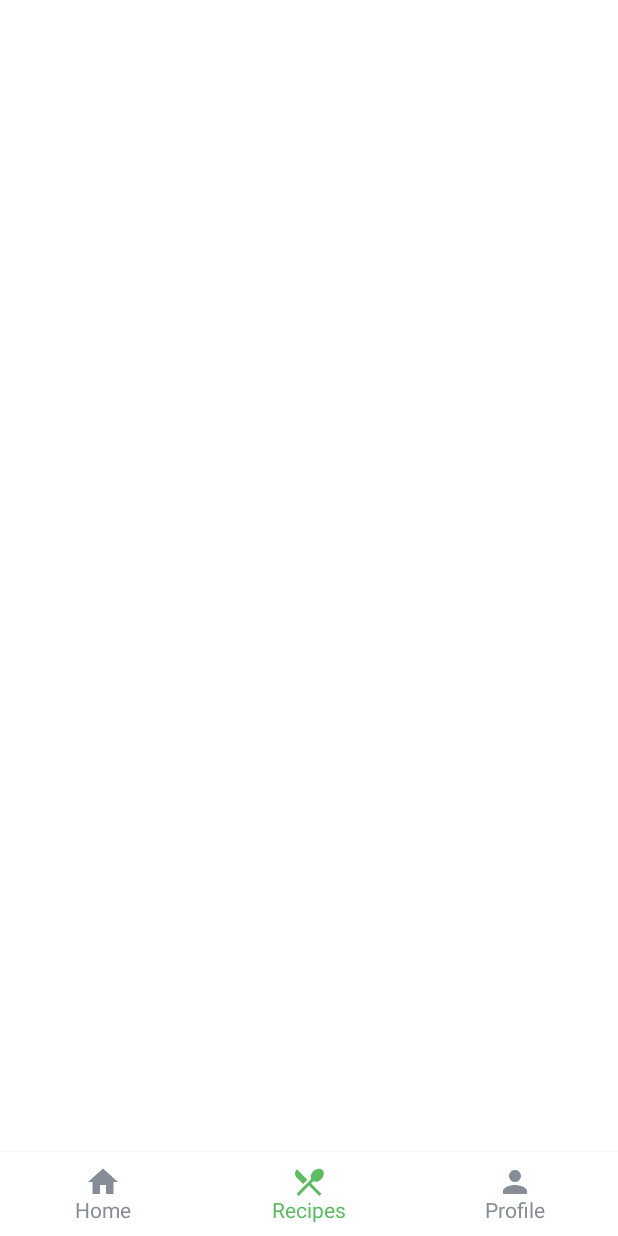
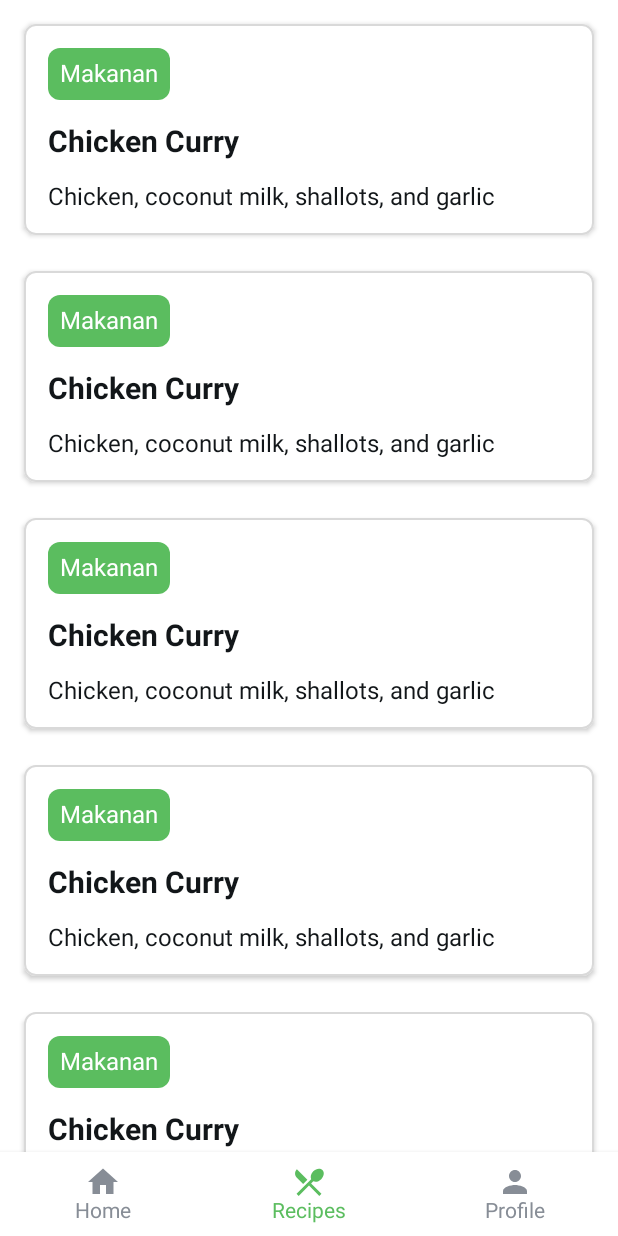
Before and after one commit to TeamFoodWise/foodwise-mobile, an Android app built with Jetpack Compose: the RecipesRecommendationActivity screen opened directly, with no data from a screen before it, on a phone screen of 412 x 824 dp. Before the commit the screen is almost empty. Run offline under Robolectric (Android 15) with nearby library versions, the phone set to English and light mode, and no system bars.

Commit message:
feat(recipe recommendation): added recipes recommendation activity

```diff
--- /dev/null
+++ b/app/src/main/java/bangkit/kiki/foodwisemobile/data/model/RecipeRecommendationCardModel.kt
@@ -0,0 +1,7 @@
+package bangkit.kiki.foodwisemobile.data.model
+
+data class RecipeRecommendationCardModel (
+    val name: String,
+    val category: String,
+    val ingredients: List<String>
+)
--- a/app/src/main/java/bangkit/kiki/foodwisemobile/ui/recipesRecommendation/RecipesRecommendationActivity.kt
+++ b/app/src/main/java/bangkit/kiki/foodwisemobile/ui/recipesRecommendation/RecipesRecommendationActivity.kt
@@ -1,23 +1,36 @@
 package bangkit.kiki.foodwisemobile.ui.recipesRecommendation
 
+import android.content.Intent
 import android.os.Bundle
 import androidx.activity.ComponentActivity
 import androidx.activity.compose.setContent
-import androidx.compose.foundation.layout.Column
-import androidx.compose.foundation.layout.fillMaxSize
-import androidx.compose.foundation.layout.padding
-import androidx.compose.foundation.rememberScrollState
-import androidx.compose.foundation.verticalScroll
+import androidx.compose.foundation.background
+import androidx.compose.foundation.border
+import androidx.compose.foundation.clickable
+import androidx.compose.foundation.layout.*
+import androidx.compose.foundation.lazy.LazyColumn
+import androidx.compose.foundation.shape.RoundedCornerShape
 import androidx.compose.material.MaterialTheme
 import androidx.compose.material.Scaffold
 import androidx.compose.material.Surface
+import androidx.compose.material.Text
 import androidx.compose.runtime.Composable
 import androidx.compose.ui.Alignment
 import androidx.compose.ui.Modifier
+import androidx.compose.ui.draw.shadow
+import androidx.compose.ui.text.font.FontWeight
 import androidx.compose.ui.tooling.preview.Preview
+import androidx.compose.ui.graphics.Color
+import androidx.compose.ui.platform.LocalContext
 import androidx.compose.ui.unit.dp
+import androidx.compose.ui.unit.sp
+import bangkit.kiki.foodwisemobile.data.model.RecipeRecommendationCardModel
 import bangkit.kiki.foodwisemobile.ui.element.BottomBar
+import bangkit.kiki.foodwisemobile.ui.main.MainActivity
+import bangkit.kiki.foodwisemobile.ui.theme.Black
 import bangkit.kiki.foodwisemobile.ui.theme.FoodwiseMobileTheme
+import bangkit.kiki.foodwisemobile.ui.theme.Green
+import bangkit.kiki.foodwisemobile.ui.theme.White
 
 class RecipesRecommendationActivity : ComponentActivity() {
     override fun onCreate(savedInstanceState: Bundle?) {
@@ -36,17 +49,142 @@ class RecipesRecommendationActivity : ComponentActivity() {
 }
 
 @Composable
+fun RecipeRecommendationCard(item: RecipeRecommendationCardModel) {
+    val context = LocalContext.current
+
+    val ingredientsString = item.ingredients.joinToString(
+        separator = ", ",
+        limit = item.ingredients.size,
+        truncated = ""
+    ) { ingredient ->
+        if (ingredient == item.ingredients.first()) ingredient else if (ingredient == item.ingredients.last()) "and ${ingredient.lowercase()}" else ingredient.lowercase()
+    }
+
+    Column {
+        Box(
+            modifier = Modifier
+                .fillMaxWidth()
+                .shadow(
+                    elevation = 2.dp,
+                    shape = RoundedCornerShape(8.dp),
+                    clip = false
+                )
+                .background(
+                    White,
+                    RoundedCornerShape(8.dp)
+                )
+                .border(
+                    width = 1.dp,
+                    color = Color(android.graphics.Color.parseColor("#D9D9D9")),
+                    shape = RoundedCornerShape(8.dp)
+                )
+                .padding(16.dp)
+                .clickable {
+                    context.startActivity(Intent(context, MainActivity::class.java))
+                }
+        ) {
+            Column {
+                Box(
+                    modifier = Modifier
+                        .background(
+                            Green, RoundedCornerShape(8.dp)
+                        )
+                        .padding(8.dp)
+                ) {
+                    Text(text = item.category, color = White)
+                }
+
+                Spacer(modifier = Modifier.height(16.dp))
+
+                Text(
+                    text = item.name,
+                    color = Black,
+                    fontWeight = FontWeight.Bold,
+                    fontSize = 20.sp
+                )
+
+                Spacer(modifier = Modifier.height(16.dp))
+
+                Text(
+                    text = ingredientsString,
+                    color = Black
+                )
+            }
+        }
+
+        Spacer(modifier = Modifier.height(24.dp))
+    }
+}
+
+@Composable
 fun RecipesRecommendationPage() {
     Scaffold(bottomBar = { BottomBar(currentPage = "recipes") }) { innerPadding ->
-        Column(
+        LazyColumn(
             modifier = Modifier
                 .fillMaxSize()
                 .padding(innerPadding)
-                .padding(16.dp)
-                .verticalScroll(rememberScrollState()),
+                .padding(horizontal = 16.dp),
             horizontalAlignment = Alignment.CenterHorizontally
         ) {
+            item {
+                Spacer(modifier = Modifier.height(16.dp))
 
+                RecipeRecommendationCard(
+                    item = RecipeRecommendationCardModel(
+                        name = "Chicken Curry",
+                        category = "Makanan",
+                        ingredients = listOf("Chicken", "Coconut milk", "Shallots", "Garlic")
+                    )
+                )
+
+                RecipeRecommendationCard(
+                    item = RecipeRecommendationCardModel(
+                        name = "Chicken Curry",
+                        category = "Makanan",
+                        ingredients = listOf("Chicken", "Coconut milk", "Shallots", "Garlic")
+                    )
+                )
+
+                RecipeRecommendationCard(
+                    item = RecipeRecommendationCardModel(
+                        name = "Chicken Curry",
+                        category = "Makanan",
+                        ingredients = listOf("Chicken", "Coconut milk", "Shallots", "Garlic")
+                    )
+                )
+
+                RecipeRecommendationCard(
+                    item = RecipeRecommendationCardModel(
+                        name = "Chicken Curry",
+                        category = "Makanan",
+                        ingredients = listOf("Chicken", "Coconut milk", "Shallots", "Garlic")
+                    )
+                )
+
+                RecipeRecommendationCard(
+                    item = RecipeRecommendationCardModel(
+                        name = "Chicken Curry",
+                        category = "Makanan",
+                        ingredients = listOf("Chicken", "Coconut milk", "Shallots", "Garlic")
+                    )
+                )
+
+                RecipeRecommendationCard(
+                    item = RecipeRecommendationCardModel(
+                        name = "Chicken Curry",
+                        category = "Makanan",
+                        ingredients = listOf("Chicken", "Coconut milk", "Shallots", "Garlic")
+                    )
+                )
+
+                RecipeRecommendationCard(
+                    item = RecipeRecommendationCardModel(
+                        name = "Chicken Curry",
+                        category = "Makanan",
+                        ingredients = listOf("Chicken", "Coconut milk", "Shallots", "Garlic")
+                    )
+                )
+            }
         }
     }
 }
```
